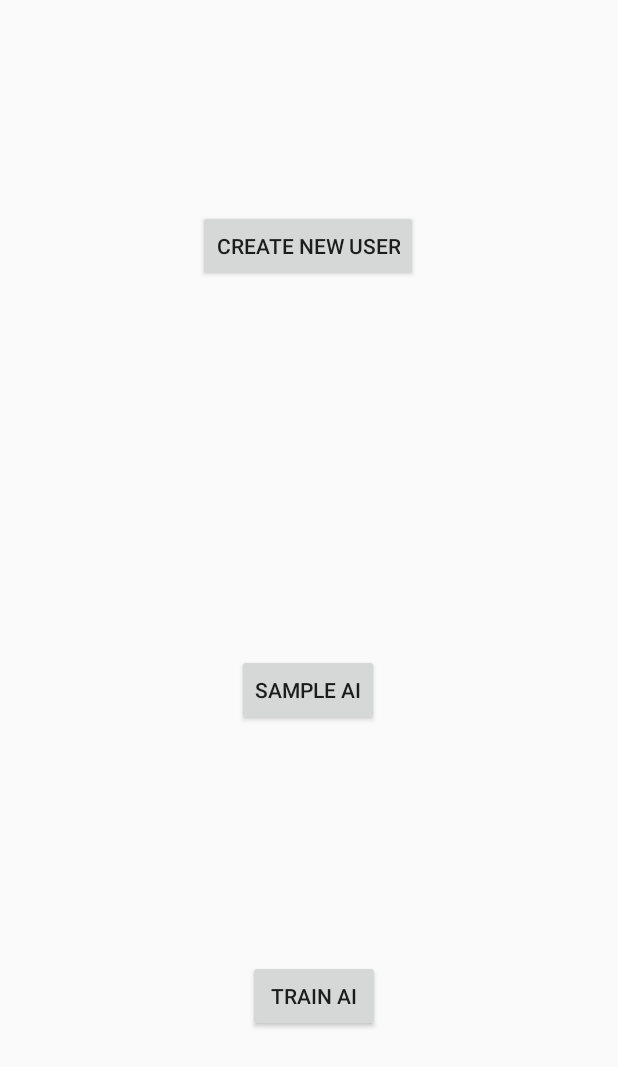
After one commit to JamesBaak/ASLR, an Android app: the layout activity_developer.xml on its own in the app's theme, with its tools: preview values and no code run, on a phone screen of 412 x 824 dp. The commit adds this screen. Shown: the top 1067 px of the screen. Run offline under Robolectric (Android 15) with nearby library versions, the phone set to English and light mode, and no system bars.

Commit message:
[Maaike Gooderham] feature: Updated Android app to have developer page and to send JSON requests to server

```diff
--- /dev/null
+++ b/Android/ASLRApp/app/src/main/res/layout/activity_developer.xml
@@ -0,0 +1,45 @@
+<?xml version="1.0" encoding="utf-8"?>
+<LinearLayout xmlns:android="http://schemas.android.com/apk/res/android"
+    xmlns:app="http://schemas.android.com/apk/res-auto"
+    xmlns:tools="http://schemas.android.com/tools"
+    android:orientation="vertical" android:layout_width="match_parent"
+    android:layout_height="match_parent">
+
+    <androidx.constraintlayout.widget.ConstraintLayout
+        android:layout_width="match_parent"
+        android:layout_height="match_parent">
+
+        <Button
+            android:id="@+id/create_new_user_button"
+            android:layout_width="wrap_content"
+            android:layout_height="wrap_content"
+            android:layout_marginTop="140dp"
+            android:text="@string/create_new_user"
+            app:layout_constraintEnd_toEndOf="parent"
+            app:layout_constraintHorizontal_bias="0.498"
+            app:layout_constraintStart_toStartOf="parent"
+            app:layout_constraintTop_toTopOf="parent" />
+
+        <Button
+            android:id="@+id/sign_letter_button"
+            android:layout_width="wrap_content"
+            android:layout_height="wrap_content"
+            android:layout_marginBottom="340dp"
+            android:text="@string/sample_ai"
+            app:layout_constraintBottom_toBottomOf="parent"
+            app:layout_constraintEnd_toEndOf="parent"
+            app:layout_constraintHorizontal_bias="0.498"
+            app:layout_constraintStart_toStartOf="parent" />
+
+        <Button
+            android:id="@+id/train_button"
+            android:layout_width="wrap_content"
+            android:layout_height="wrap_content"
+            android:layout_marginBottom="136dp"
+            android:text="@string/train_ai"
+            app:layout_constraintBottom_toBottomOf="parent"
+            app:layout_constraintEnd_toEndOf="parent"
+            app:layout_constraintHorizontal_bias="0.51"
+            app:layout_constraintStart_toStartOf="parent" />
+    </androidx.constraintlayout.widget.ConstraintLayout>
+</LinearLayout>
--- a/Android/ASLRApp/app/src/main/res/values/strings.xml
+++ b/Android/ASLRApp/app/src/main/res/values/strings.xml
@@ -4,7 +4,6 @@
     <string name="create_new_user">Create New User</string>
     <string name="login">Login</string>
     <string name="username">Username</string>
-    <string name="login">Login</string>
     <string name="password">password</string>
     <string name="create_a_new_user">Create a New User</string>
     <string name="enter_username">Enter Username</string>
@@ -19,4 +18,9 @@
     <string name="o">O</string>
     <string name="y">Y</string>
     <string name="_1">1</string>
+    <string name="non_match_passwords_error">Password and Confirm Password do not match</string>
+    <string name="success_new_user">Successfully Created New User</string>
+    <string name="hash_error">Error Hashing Password</string>
+    <string name="access_denied">Access Denied</string>
+    <string name="train_ai">Train AI</string>
 </resources>
```
Also changed, not shown: Android/ASLRApp/app/src/main/java/com/example/aslrapp/CreateNewUserActivity.java (+30 -3 lines), Android/ASLRApp/app/src/main/java/com/example/aslrapp/DeveloperActivity.java (added, +56 -0 lines), Android/ASLRApp/app/src/main/java/com/example/aslrapp/LoginActivity.java (+55 -14 lines), Android/ASLRApp/app/src/main/java/com/example/aslrapp/SampleActivity.java (+50 -7 lines).
